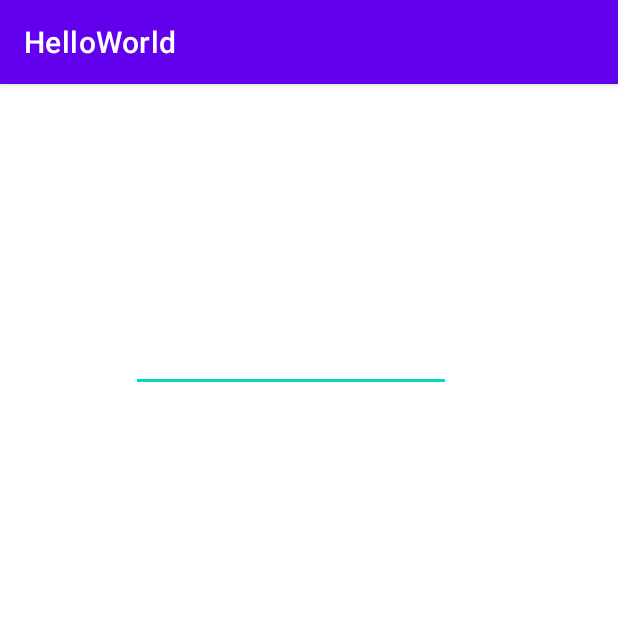
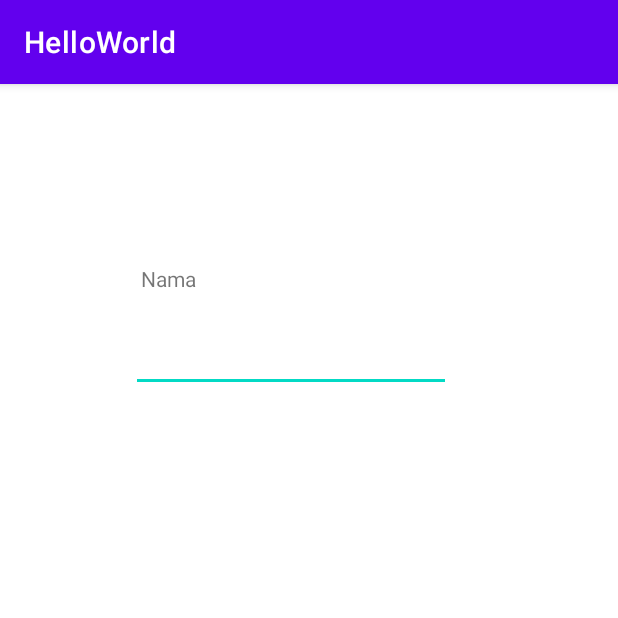
Before and after one commit to GilbertDay/HelloWorld, an Android app: the EditNama screen opened directly, with no data from a screen before it, on a phone screen of 412 x 824 dp, the top half of it. Run offline under Robolectric (Android 15) with nearby library versions, the phone set to English and light mode, and no system bars.

Commit message:
Tugas 4 : Edit Data

```diff
--- a/app/src/main/res/layout/activity_edit_nama.xml
+++ b/app/src/main/res/layout/activity_edit_nama.xml
@@ -25,4 +25,20 @@
         app:layout_constraintTop_toTopOf="parent"
         app:layout_constraintVertical_bias="0.0" />
 
+    <TextView
+        android:id="@+id/labelNama"
+        android:layout_width="wrap_content"
+        android:layout_height="wrap_content"
+        android:layout_marginStart="94dp"
+        android:layout_marginTop="120dp"
+        android:layout_marginEnd="259dp"
+        android:layout_marginBottom="17dp"
+        android:text="Nama"
+        app:layout_constraintBottom_toTopOf="@+id/editNama"
+        app:layout_constraintEnd_toEndOf="parent"
+        app:layout_constraintHorizontal_bias="0.0"
+        app:layout_constraintStart_toStartOf="parent"
+        app:layout_constraintTop_toTopOf="parent"
+        app:layout_constraintVertical_bias="0.0" />
+
 </androidx.constraintlayout.widget.ConstraintLayout>
```
